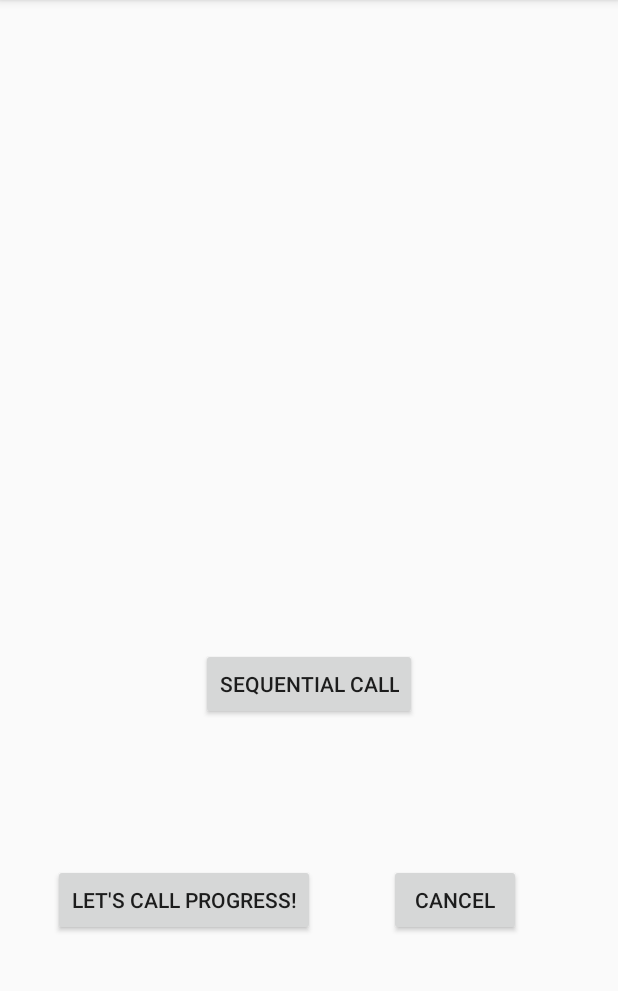
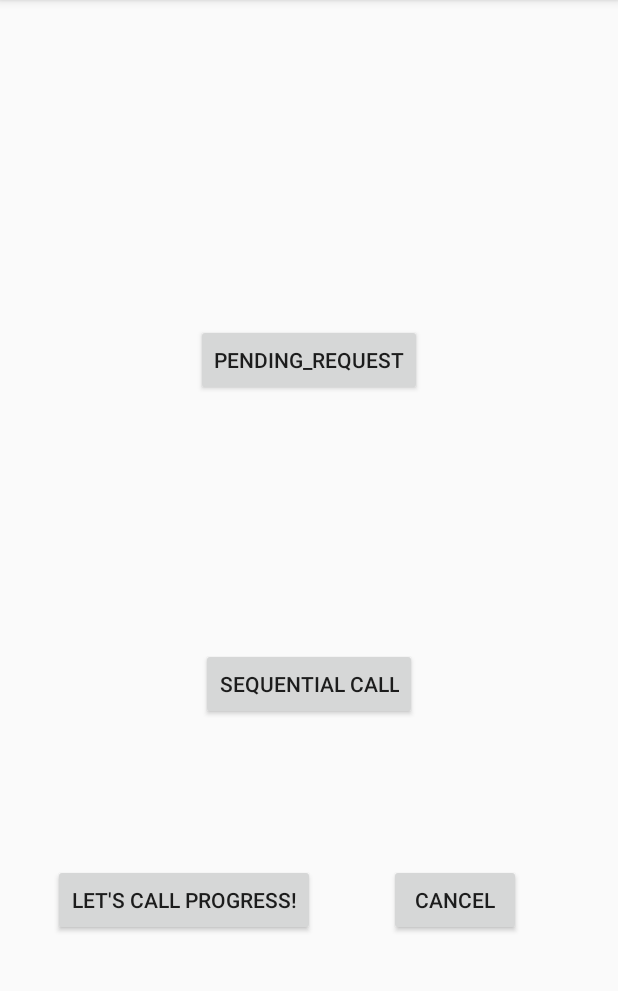
Before and after one commit to turastory/android-experiment, an Android app: the screen it shows after launch (MainActivity), after a tap on "LET'S CALL PROGRESS!", on a phone screen of 412 x 824 dp, the part 84-1075 px from its top. Run offline under Robolectric (Android 15) with nearby library versions, the phone set to English and light mode, and no system bars; our stand-ins replace ButterKnife.

Commit message:
prevent showing dialog when activity is finishing

```diff
--- a/progress-management/src/main/AndroidManifest.xml
+++ b/progress-management/src/main/AndroidManifest.xml
@@ -16,6 +16,7 @@
         <category android:name="android.intent.category.LAUNCHER"/>
       </intent-filter>
     </activity>
+    <activity android:name=".NewActivity"/>
   </application>
 
 </manifest>
--- a/progress-management/src/main/java/com/turastory/progress_management/MainActivity.java
+++ b/progress-management/src/main/java/com/turastory/progress_management/MainActivity.java
@@ -1,5 +1,6 @@
 package com.turastory.progress_management;
 
+import android.content.Intent;
 import android.os.Bundle;
 import android.os.Handler;
 import android.support.v7.app.AppCompatActivity;
@@ -9,9 +10,6 @@ import android.widget.Button;
 import java.util.HashSet;
 import java.util.Random;
 import java.util.Set;
-import java.util.concurrent.BlockingQueue;
-import java.util.concurrent.ConcurrentHashMap;
-import java.util.concurrent.LinkedBlockingQueue;
 
 import butterknife.BindView;
 import butterknife.ButterKnife;
@@ -25,6 +23,8 @@ public class MainActivity extends AppCompatActivity {
     Button cancelButton;
     @BindView(R.id.sequential_button)
     Button sequentialButton;
+    @BindView(R.id.pending_request_button)
+    Button pendingRequestButton;
 
     private Set<Call> calls = new HashSet<>();
     private Call call;
@@ -55,6 +55,12 @@ public class MainActivity extends AppCompatActivity {
             new Handler().postDelayed(() -> addCall(createRandomCall()), 1500);
         });
 
+        pendingRequestButton.setOnClickListener(v -> {
+            new Handler().postDelayed(() -> addCall(createRandomCall()), 1500);
+            startActivity(new Intent(this, NewActivity.class));
+            finish();
+        });
+
         new Thread(() -> {
             try {
                 while (true) {
@@ -65,6 +71,12 @@ public class MainActivity extends AppCompatActivity {
                 e.printStackTrace();
             }
         }).start();
+    }
+
+    @Override
+    protected void onStop() {
+        super.onStop();
+        Log.e("asdf", "MainActivity is Stopped.");
     }
 
     private void printQueueSize() {
@@ -84,7 +96,7 @@ public class MainActivity extends AppCompatActivity {
         synchronized (lock) {
             calls.add(call);
 
-            if (calls.size() == 1) {
+            if (calls.size() == 1 && !isFinishing()) {
                 progress = new NetworkProgress(this);
                 progress.show();
             }
--- a/progress-management/src/main/res/layout/activity_main.xml
+++ b/progress-management/src/main/res/layout/activity_main.xml
@@ -43,4 +43,16 @@
     app:layout_constraintTop_toTopOf="parent"
     app:layout_constraintVertical_bias="0.8"/>
 
+  <Button
+    android:id="@+id/pending_request_button"
+    android:layout_width="wrap_content"
+    android:layout_height="wrap_content"
+    android:text="pending_request"
+    app:layout_constraintBottom_toBottomOf="parent"
+    app:layout_constraintHorizontal_bias="0.5"
+    app:layout_constraintLeft_toLeftOf="parent"
+    app:layout_constraintRight_toRightOf="parent"
+    app:layout_constraintTop_toTopOf="parent"
+    app:layout_constraintVertical_bias="0.3"/>
+
 </android.support.constraint.ConstraintLayout>
```
Also changed, not shown: progress-management/src/main/java/com/turastory/progress_management/NewActivity.java (added, +18 -0 lines), progress-management/src/main/res/layout/activity_new.xml (added, +7 -0 lines).
